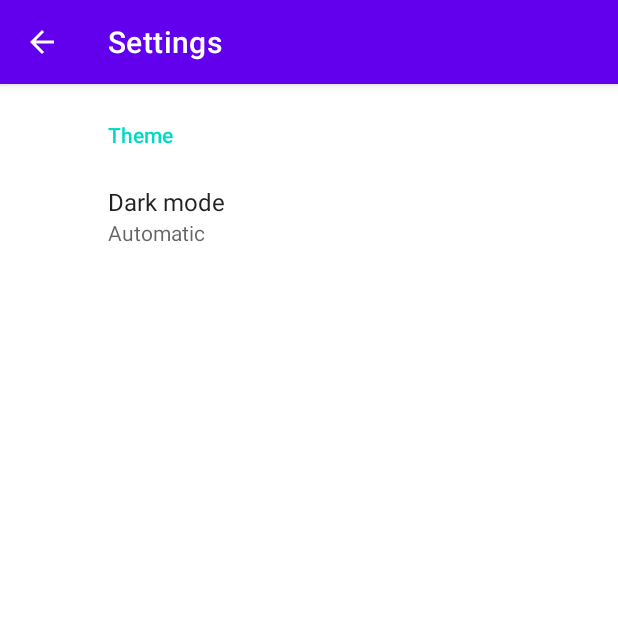
After one commit to yysrll/github_user_app, an Android app: the SettingsActivity screen opened directly, with no data from a screen before it, on a phone screen of 412 x 824 dp, the top half of it. The commit adds this screen. Run offline under Robolectric (Android 15) with nearby library versions, the phone set to English and light mode, and no system bars; our stand-ins replace androidx.preference.

Commit message:
feat: dark mode

```diff
--- a/app/build.gradle
+++ b/app/build.gradle
@@ -49,6 +49,7 @@ dependencies {
     implementation 'com.google.android.material:material:1.5.0'
     implementation 'androidx.constraintlayout:constraintlayout:2.1.3'
     implementation 'androidx.legacy:legacy-support-v4:1.0.0'
+    implementation 'androidx.preference:preference:1.1.1'
     testImplementation 'junit:junit:4.13.2'
     androidTestImplementation 'androidx.test.ext:junit:1.1.3'
     androidTestImplementation 'androidx.test.espresso:espresso-core:3.4.0'
--- a/app/src/main/AndroidManifest.xml
+++ b/app/src/main/AndroidManifest.xml
@@ -5,12 +5,17 @@
     <uses-permission android:name="android.permission.INTERNET" />
 
     <application
+        android:name=".setting.ThemeActivity"
         android:allowBackup="true"
         android:icon="@mipmap/ic_launcher"
         android:label="@string/app_name"
         android:roundIcon="@mipmap/ic_launcher_round"
         android:supportsRtl="true"
         android:theme="@style/Theme.GithubUserApp">
+        <activity
+            android:name=".setting.SettingsActivity"
+            android:exported="false"
+            android:label="@string/title_activity_settings" />
         <activity
             android:name=".ui.favorite.FavoriteActivity"
             android:exported="false" />
@@ -19,6 +24,7 @@
             android:exported="false" />
         <activity
             android:name=".ui.main.MainActivity"
+            android:configChanges="uiMode"
             android:exported="true">
             <intent-filter>
                 <action android:name="android.intent.action.MAIN" />
--- /dev/null
+++ b/app/src/main/java/com/yusril/githubuserapp/setting/SettingsActivity.kt
@@ -0,0 +1,60 @@
+package com.yusril.githubuserapp.setting
+
+import android.app.Activity
+import android.content.Intent
+import android.os.Bundle
+import androidx.appcompat.app.AppCompatActivity
+import androidx.appcompat.app.AppCompatDelegate
+import androidx.preference.ListPreference
+import androidx.preference.PreferenceFragmentCompat
+import com.yusril.githubuserapp.R
+
+class SettingsActivity : AppCompatActivity() {
+
+    override fun onCreate(savedInstanceState: Bundle?) {
+        super.onCreate(savedInstanceState)
+        setContentView(R.layout.settings_activity)
+        if (savedInstanceState == null) {
+            supportFragmentManager
+                .beginTransaction()
+                .replace(R.id.settings, SettingsFragment())
+                .commit()
+        }
+        supportActionBar?.setDisplayHomeAsUpEnabled(true)
+    }
+
+    class SettingsFragment : PreferenceFragmentCompat() {
+        override fun onCreatePreferences(savedInstanceState: Bundle?, rootKey: String?) {
+            setPreferencesFromResource(R.xml.root_preferences, rootKey)
+
+            val darkPreference = findPreference<ListPreference>(getText(R.string.pref_key_dark))
+            darkPreference?.setOnPreferenceChangeListener { _, newValue ->
+                updateTheme(when(newValue) {
+                    getText(R.string.pref_dark_on) -> AppCompatDelegate.MODE_NIGHT_YES
+                    getText(R.string.pref_dark_off) -> AppCompatDelegate.MODE_NIGHT_NO
+                    else -> AppCompatDelegate.MODE_NIGHT_FOLLOW_SYSTEM
+                })
+                true
+            }
+        }
+
+        private fun updateTheme(mode: Int): Boolean {
+            AppCompatDelegate.setDefaultNightMode(mode)
+            requireActivity().recreate()
+            return true
+        }
+
+    }
+
+    override fun onSupportNavigateUp(): Boolean {
+        onBackPressed()
+        return super.onSupportNavigateUp()
+    }
+
+    companion object {
+        fun start(context: Activity?) {
+            val intent = Intent(context, SettingsActivity::class.java)
+            context?.startActivity(intent)
+        }
+    }
+}
--- /dev/null
+++ b/app/src/main/res/layout/settings_activity.xml
@@ -0,0 +1,9 @@
+<LinearLayout xmlns:android="http://schemas.android.com/apk/res/android"
+    android:layout_width="match_parent"
+    android:layout_height="match_parent">
+
+    <FrameLayout
+        android:id="@+id/settings"
+        android:layout_width="match_parent"
+        android:layout_height="match_parent" />
+</LinearLayout>
--- a/app/src/main/res/menu/option_menu.xml
+++ b/app/src/main/res/menu/option_menu.xml
@@ -14,4 +14,10 @@
         android:title="@string/favorite"
         app:showAsAction="ifRoom" />
 
+    <item
+        android:id="@+id/setting"
+        android:icon="@drawable/ic_settings"
+        android:title="@string/title_activity_settings"
+        app:showAsAction="ifRoom" />
+
 </menu>
--- /dev/null
+++ b/app/src/main/res/values/arrays.xml
@@ -0,0 +1,23 @@
+<resources>
+    <!-- Reply Preference -->
+    <string-array name="reply_entries">
+        <item>Reply</item>
+        <item>Reply to all</item>
+    </string-array>
+
+    <string-array name="reply_values">
+        <item>reply</item>
+        <item>reply_all</item>
+    </string-array>
+
+    <string-array name="dark_mode">
+        <item>@string/dark_mode_auto</item>
+        <item>@string/dark_mode_on</item>
+        <item>@string/dark_mode_off</item>
+    </string-array>
+    <string-array name="dark_mode_value">
+        <item>@string/pref_dark_auto</item>
+        <item>@string/pref_dark_on</item>
+        <item>@string/pref_dark_off</item>
+    </string-array>
+</resources>
--- a/app/src/main/res/values/strings.xml
+++ b/app/src/main/res/values/strings.xml
@@ -9,4 +9,17 @@
     <!-- TODO: Remove or change this placeholder text -->
     <string name="hello_blank_fragment">Hello blank fragment</string>
     <string name="favorite">Favorite</string>
+    <string name="title_activity_settings">Settings</string>
+
+    <!-- Preference Titles -->
+    <string name="theme_header">Theme</string>
+    <string name="pref_dark_title">Dark mode</string>
+    <string name="pref_key_dark" translatable="false">key_dark_mode</string>
+    <string name="pref_dark_auto" translatable="false">auto</string>
+    <string name="pref_dark_on" translatable="false">on</string>
+    <string name="pref_dark_off" translatable="false">off</string>
+    <string name="dark_mode_auto">Automatic</string>
+    <string name="dark_mode_on">Dark mode</string>
+    <string name="dark_mode_off">Light mode</string>
+
 </resources>
--- /dev/null
+++ b/app/src/main/res/xml/root_preferences.xml
@@ -0,0 +1,15 @@
+<PreferenceScreen xmlns:app="http://schemas.android.com/apk/res-auto">
+
+    <PreferenceCategory app:title="@string/theme_header">
+
+        <ListPreference
+            app:defaultValue="@string/pref_dark_auto"
+            app:entries="@array/dark_mode"
+            app:entryValues="@array/dark_mode_value"
+            app:key="@string/pref_key_dark"
+            app:title="@string/pref_dark_title"
+            app:useSimpleSummaryProvider="true" />
+
+    </PreferenceCategory>
+
+</PreferenceScreen>
```
Also changed, not shown: app/src/main/java/com/yusril/githubuserapp/setting/ThemeActivity.kt (added, +24 -0 lines), app/src/main/java/com/yusril/githubuserapp/ui/main/MainActivity.kt (+11 -0 lines), app/src/main/res/drawable/ic_settings.xml (added, +10 -0 lines).
